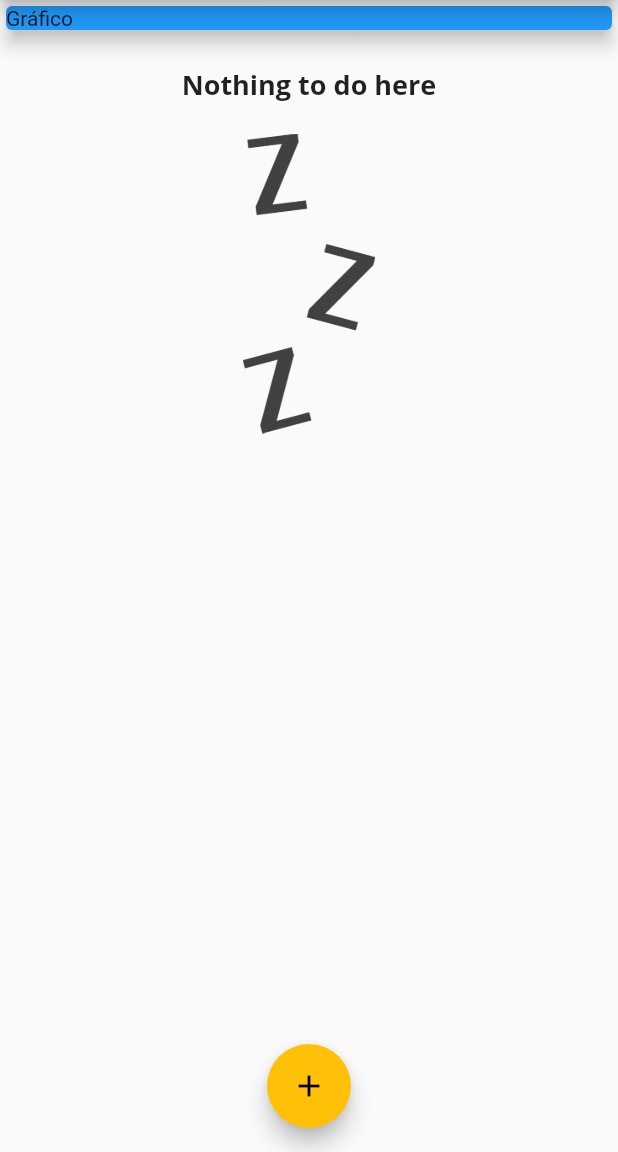
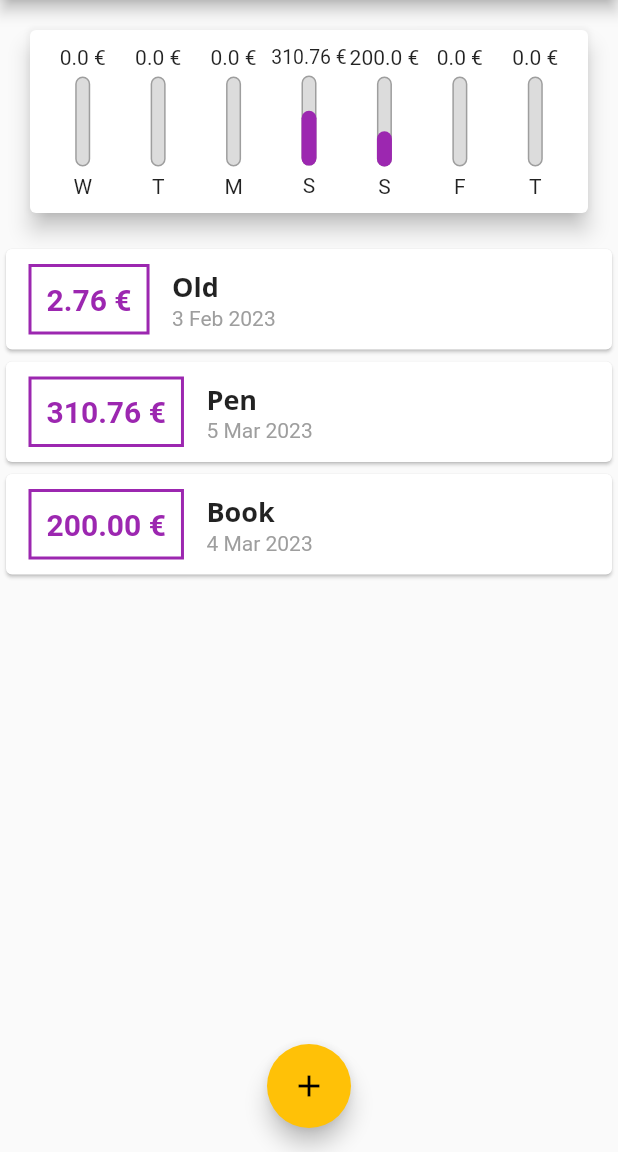
Before and after one commit to davmag91/ExpensesApp, a Flutter app: the screen it shows after launch, on a phone screen of 412 x 824 dp, the part 84-1236 px from its top. Run offline on Flutter 3.47's test engine with Material 2 defaults, Android fonts, the phone set to English and light mode, and no system bars.

Commit message:
Create chart component

```diff
--- /dev/null
+++ b/lib/components/chart.dart
@@ -0,0 +1,67 @@
+import 'package:expenses/components/chart_bar.dart';
+import 'package:expenses/models/transaction.dart';
+import 'package:flutter/material.dart';
+import 'package:flutter/src/foundation/key.dart';
+import 'package:flutter/src/widgets/framework.dart';
+import 'package:flutter/src/widgets/placeholder.dart';
+import 'package:intl/intl.dart';
+
+class Chart extends StatelessWidget {
+  final List<Transaction> recentTransaction;
+
+  Chart(this.recentTransaction);
+
+  List<Map<String, Object>> get groupedTransactions {
+    return List.generate(7, (index) {
+      final weekDay = DateTime.now().subtract(
+        Duration(days: index),
+      );
+
+      double totalSum = 0.0;
+
+      for (var i = 0; i < recentTransaction.length; i++) {
+        bool sameDay = recentTransaction[i].date.day == weekDay.day;
+        bool sameMonth = recentTransaction[i].date.month == weekDay.month;
+        bool sameYear = recentTransaction[i].date.year == weekDay.year;
+
+        if (sameDay && sameMonth && sameYear) {
+          totalSum += recentTransaction[i].value;
+        }
+      }
+
+      return {
+        'day': DateFormat.E().format(weekDay)[0],
+        'value': totalSum,
+      };
+    });
+  }
+
+  double get _weekTotalValue {
+    return groupedTransactions.fold(0.0, (sum, tr) {
+      return sum + double.parse(tr['value'].toString());
+    });
+  }
+
+  @override
+  Widget build(BuildContext context) {
+    return Card(
+      elevation: 6,
+      margin: EdgeInsets.all(20),
+      child: Padding(
+        padding: const EdgeInsets.all(10),
+        child: Row(
+          mainAxisAlignment: MainAxisAlignment.spaceAround,
+          children: groupedTransactions.map((tr) {
+            return Flexible(
+              fit: FlexFit.tight,
+              child: ChartBar(
+                  tr['day'].toString(),
+                  double.tryParse(tr['value'].toString()) ?? 0,
+                  (tr['value'] as double) / _weekTotalValue),
+            );
+          }).toList(),
+        ),
+      ),
+    );
+  }
+}
--- /dev/null
+++ b/lib/components/chart_bar.dart
@@ -0,0 +1,58 @@
+import 'package:flutter/material.dart';
+import 'package:flutter/src/foundation/key.dart';
+import 'package:flutter/src/widgets/framework.dart';
+import 'package:flutter/src/widgets/placeholder.dart';
+
+class ChartBar extends StatelessWidget {
+  final String label;
+  final double value;
+  final double percentage;
+
+  ChartBar(
+    this.label,
+    this.value,
+    this.percentage,
+  );
+
+  @override
+  Widget build(BuildContext context) {
+    return Column(
+      children: [
+        FittedBox(child: Text('${value.toString()} €')),
+        SizedBox(
+          height: 5,
+        ),
+        Container(
+          height: 60,
+          width: 10,
+          child: Stack(
+            alignment: Alignment.bottomCenter,
+            children: [
+              Container(
+                decoration: BoxDecoration(
+                    border: Border.all(
+                      color: Colors.grey,
+                      width: 1.0,
+                    ),
+                    color: Color.fromRGBO(220, 220, 220, 1),
+                    borderRadius: BorderRadius.circular(5)),
+              ),
+              FractionallySizedBox(
+                  heightFactor: percentage,
+                  child: Container(
+                    decoration: BoxDecoration(
+                      color: Theme.of(context).primaryColor,
+                      borderRadius: BorderRadius.circular(5),
+                    ),
+                  ))
+            ],
+          ),
+        ),
+        SizedBox(
+          height: 5,
+        ),
+        Text(label)
+      ],
+    );
+  }
+}
--- a/lib/main.dart
+++ b/lib/main.dart
@@ -5,6 +5,7 @@ import 'package:flutter/material.dart';
 import 'package:flutter/src/widgets/framework.dart';
 import 'package:flutter/src/widgets/placeholder.dart';
 import './models/transaction.dart';
+import 'components/chart.dart';
 import 'components/transaction_form.dart';
 import 'models/transaction.dart';
 import 'components/transaction_list.dart';
@@ -48,13 +49,33 @@ class MyHomePage extends StatefulWidget {
 
 class _MyHomePageState extends State<MyHomePage> {
   final List<Transaction> _transactions = [
-    // Transaction(
-    //   id: 't1',
-    //   title: 'Novo Tênis de Corrida',
-    //   value: 310.76,
-    //   date: DateTime.now(),
-    // ),
+    Transaction(
+      id: 't0',
+      title: 'Old',
+      value: 2.76,
+      date: DateTime.now().subtract(Duration(days: 33)),
+    ),
+    Transaction(
+      id: 't1',
+      title: 'Pen',
+      value: 310.76,
+      date: DateTime.now().subtract(Duration(days: 3)),
+    ),
+    Transaction(
+      id: 't2',
+      title: 'Book',
+      value: 200,
+      date: DateTime.now().subtract(Duration(days: 4)),
+    ),
   ];
+
+  List<Transaction> get _recentTransactions {
+    return _transactions.where(
+      (element) {
+        return element.date.isAfter(DateTime.now().subtract(Duration(days: 7)));
+      },
+    ).toList();
+  }
 
   _addTransaction(String title, double value) {
     final newTransaction = Transaction(
@@ -96,14 +117,7 @@ class _MyHomePageState extends State<MyHomePage> {
         child: Column(
           crossAxisAlignment: CrossAxisAlignment.stretch,
           children: <Widget>[
-            Container(
-              width: double.infinity,
-              child: Card(
-                color: Colors.blue,
-                child: Text('Gráfico'),
-                elevation: 5,
-              ),
-            ),
+            Chart(_recentTransactions),
             TransactionList(_transactions),
           ],
         ),
```
